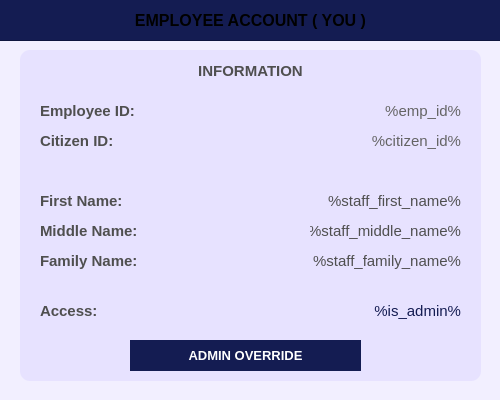
Above: UI/PopUp/youraccount.ui from Yohhannn/Barangay-Records-Statistics-System before the change. Below: the same form after it.
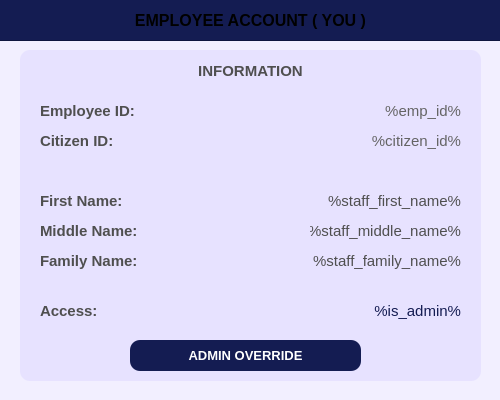
That is the form after the change.

The edit to the form file:
```diff
--- a/UI/PopUp/youraccount.ui
+++ b/UI/PopUp/youraccount.ui
@@ -457,7 +457,7 @@
      <string notr="true">#employeeaccount_buttonAdminOverride {
     background-color: #141c52;
     color: white;
-    border-radius: 20px;
+    border-radius: 10px;
     padding: 10px; /* Optional: Adjusts spacing inside the button */
 }
 #employeeaccount_buttonAdminOverride:hover {
```
